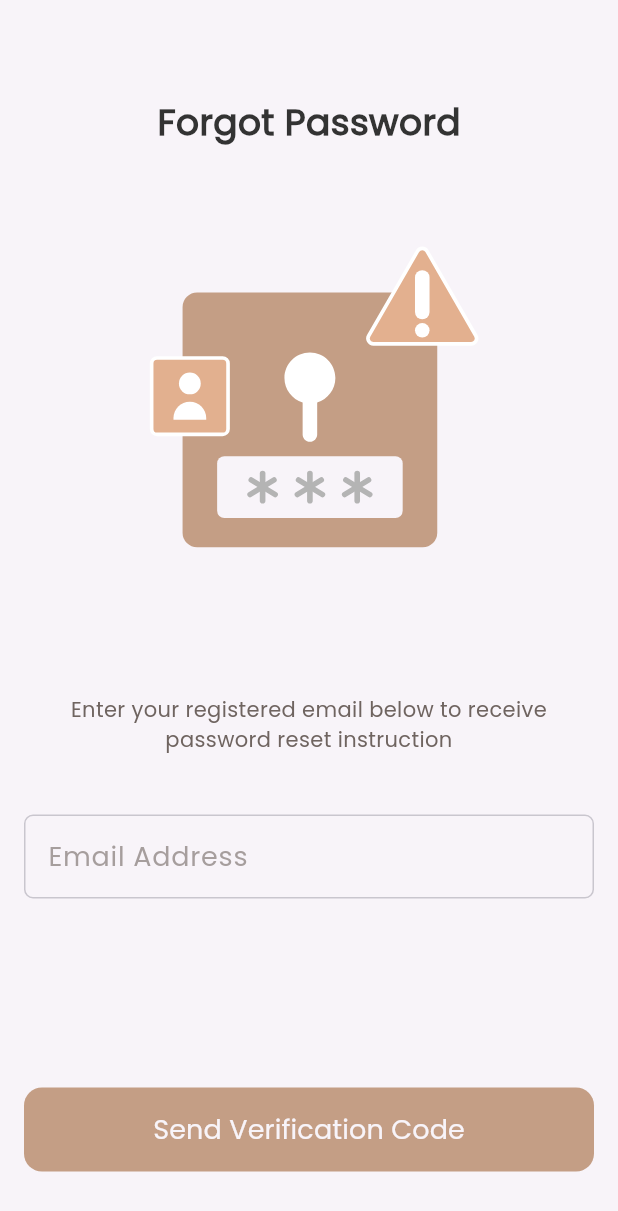
After one commit to mohameddsalah60/dalel_app, a Flutter app: the ForgotPasswordView screen opened by its route, on a phone screen of 412 x 824 dp. The commit adds this screen. Shown: the top 1211 px of the screen. Run offline on Flutter 3.47's test engine with Material 3 defaults, Android fonts, the phone set to English and light mode, and no system bars; our stand-ins replace firebase_auth, firebase_core, flutter_bloc, flutter_svg, get_it, go_router and 1 more; accounts and stored records are empty.

Commit message:
finish ui forgot password view

```diff
--- a/lib/core/utils/app_router.dart
+++ b/lib/core/utils/app_router.dart
@@ -1,5 +1,6 @@
 import 'package:dalel_app/core/services/service_locator.dart';
 import 'package:dalel_app/features/auth/presentation/auth_cubit/cubit/auth_cubit.dart';
+import 'package:dalel_app/features/auth/presentation/views/forgot_password_view.dart';
 import 'package:dalel_app/features/auth/presentation/views/sign_in_view.dart';
 import 'package:dalel_app/features/auth/presentation/views/sign_up_view.dart';
 import 'package:dalel_app/features/home/presentation/views/home_view.dart';
@@ -12,7 +13,9 @@ abstract class AppRouter {
   static const kOnBoarding = '/onBoarding';
   static const kSignUp = '/signUp';
   static const kSignIn = '/signIn';
-  static const kHomeView = '/homeView';
+  static const kHomeView = '/home';
+  static const kForgotPassword = '/forgotPassword';
+
   static final router = GoRouter(
     routes: [
       GoRoute(
@@ -41,6 +44,10 @@ abstract class AppRouter {
         path: kHomeView,
         builder: (context, state) => const HomeView(),
       ),
+      GoRoute(
+        path: kForgotPassword,
+        builder: (context, state) => const ForgotPasswordView(),
+      ),
     ],
   );
 }
--- a/lib/core/utils/app_strings.dart
+++ b/lib/core/utils/app_strings.dart
@@ -66,6 +66,9 @@ abstract class AppStrings {
       verificationNow = "Verification Now",
       resendCode = "Resend Code",
       verifyAccount = "Verify Account",
+      sendVerifyCode = "Send Verification Code",
+      passwordResetInstruction =
+          "Enter your registered email below to receive password reset instruction",
       enter4DigitCodeWeHaveSentTo = "Enter 4 digit code we have sent to ",
       haventReceivedVerificationCode = "Haven’t received verification code?";
 }
--- /dev/null
+++ b/lib/features/auth/presentation/views/forgot_password_view.dart
@@ -0,0 +1,14 @@
+import 'package:flutter/material.dart';
+
+import 'widgets/forgot_password_view_body.dart';
+
+class ForgotPasswordView extends StatelessWidget {
+  const ForgotPasswordView({super.key});
+
+  @override
+  Widget build(BuildContext context) {
+    return const Scaffold(
+      body: SafeArea(child: ForgotPasswordViewBody()),
+    );
+  }
+}
--- /dev/null
+++ b/lib/features/auth/presentation/views/widgets/custom_forgot_password_form.dart
@@ -0,0 +1,23 @@
+import 'package:dalel_app/core/utils/app_strings.dart';
+import 'package:dalel_app/core/widgets/custom_button.dart';
+import 'package:dalel_app/core/widgets/custom_text_field.dart';
+import 'package:flutter/material.dart';
+
+class CustomForgotPasswordForm extends StatelessWidget {
+  const CustomForgotPasswordForm({super.key});
+
+  @override
+  Widget build(BuildContext context) {
+    return const Column(
+      children: [
+        CustomTextField(
+          labelText: AppStrings.emailAddress,
+        ),
+        SizedBox(
+          height: 126,
+        ),
+        CustomButton(text: AppStrings.sendVerifyCode),
+      ],
+    );
+  }
+}
--- a/lib/features/auth/presentation/views/widgets/custom_signin_form.dart
+++ b/lib/features/auth/presentation/views/widgets/custom_signin_form.dart
@@ -76,12 +76,17 @@ class CustomSigninForm extends StatelessWidget {
                 const SizedBox(
                   height: 16,
                 ),
-                Align(
-                  alignment: Alignment.centerRight,
-                  child: Text(
-                    AppStrings.forgotPassword,
-                    style: AppStyles.sylesPoppinsSemiBold24.copyWith(
-                      fontSize: 14,
+                GestureDetector(
+                  onTap: () {
+                    GoRouter.of(context).push(AppRouter.kForgotPassword);
+                  },
+                  child: Align(
+                    alignment: Alignment.centerRight,
+                    child: Text(
+                      AppStrings.forgotPassword,
+                      style: AppStyles.sylesPoppinsSemiBold24.copyWith(
+                        fontSize: 14,
+                      ),
                     ),
                   ),
                 ),
--- /dev/null
+++ b/lib/features/auth/presentation/views/widgets/forgot_password_view_body.dart
@@ -0,0 +1,50 @@
+import 'package:dalel_app/core/utils/app_assets.dart';
+import 'package:flutter/material.dart';
+import 'package:flutter_svg/svg.dart';
+
+import 'custom_forgot_password_form.dart';
+import 'forgot_password_view_subtitle.dart';
+import 'forgot_password_view_title.dart';
+
+class ForgotPasswordViewBody extends StatelessWidget {
+  const ForgotPasswordViewBody({super.key});
+
+  @override
+  Widget build(BuildContext context) {
+    return CustomScrollView(
+      slivers: [
+        SliverToBoxAdapter(
+          child: Padding(
+            padding: const EdgeInsets.symmetric(horizontal: 16),
+            child: Column(
+              children: [
+                const SizedBox(
+                  height: 64,
+                ),
+                const ForgotPasswordTitle(),
+                const SizedBox(
+                  height: 40,
+                ),
+                AspectRatio(
+                  aspectRatio: 4 / 3,
+                  child: SvgPicture.asset(Assets.imagesForgotPassword),
+                ),
+                const SizedBox(
+                  height: 40,
+                ),
+                const ForgotPasswordsubTitle(),
+                const SizedBox(
+                  height: 40,
+                ),
+                const CustomForgotPasswordForm(),
+                const SizedBox(
+                  height: 16,
+                ),
+              ],
+            ),
+          ),
+        ),
+      ],
+    );
+  }
+}
--- /dev/null
+++ b/lib/features/auth/presentation/views/widgets/forgot_password_view_subtitle.dart
@@ -0,0 +1,18 @@
+import 'package:dalel_app/core/utils/app_strings.dart';
+import 'package:dalel_app/core/utils/app_styles.dart';
+import 'package:flutter/material.dart';
+
+class ForgotPasswordsubTitle extends StatelessWidget {
+  const ForgotPasswordsubTitle({
+    super.key,
+  });
+
+  @override
+  Widget build(BuildContext context) {
+    return Text(
+      AppStrings.passwordResetInstruction,
+      style: AppStyles.sylesPoppinsRegular14,
+      textAlign: TextAlign.center,
+    );
+  }
+}
--- /dev/null
+++ b/lib/features/auth/presentation/views/widgets/forgot_password_view_title.dart
@@ -0,0 +1,19 @@
+import 'package:dalel_app/core/utils/app_strings.dart';
+import 'package:dalel_app/core/utils/app_styles.dart';
+import 'package:flutter/material.dart';
+
+class ForgotPasswordTitle extends StatelessWidget {
+  const ForgotPasswordTitle({
+    super.key,
+  });
+
+  @override
+  Widget build(BuildContext context) {
+    return Align(
+      child: Text(
+        AppStrings.forgotPasswordPage,
+        style: AppStyles.sylesPoppinsSemiBold24,
+      ),
+    );
+  }
+}
```
